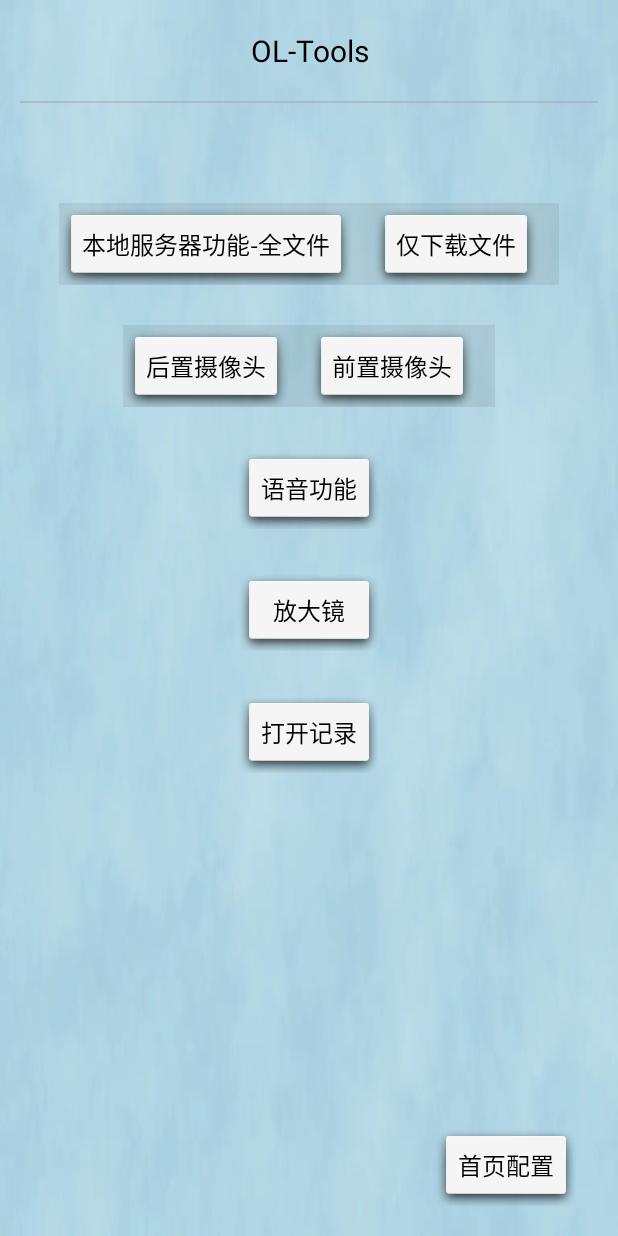
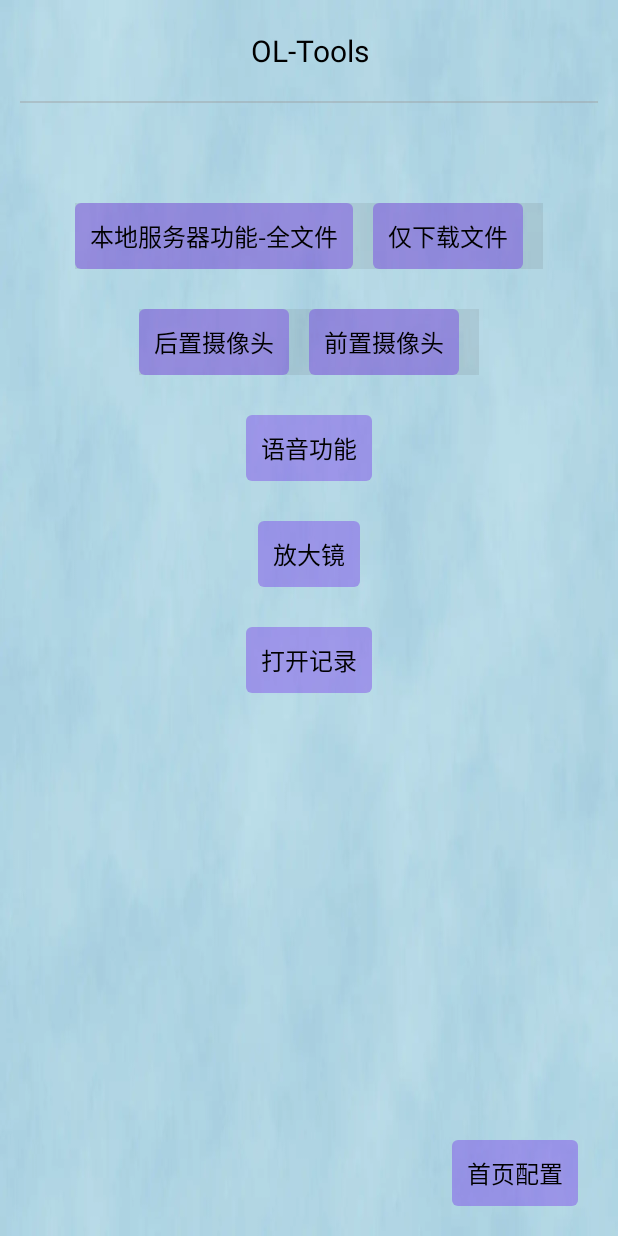
Before and after one commit to buttonXin/antiaddiction, an Android app: the screen it shows after launch (MainActivity), on a phone screen of 412 x 824 dp. Run offline under Robolectric (Android 15) with nearby library versions, the phone set to English and light mode, and no system bars.

Commit message:
1.5.1 :docs:按钮更换颜色与点击事件.记录增加多行显示与回车即通知.

```diff
--- a/toolsapp/build.gradle
+++ b/toolsapp/build.gradle
@@ -10,8 +10,8 @@ android {
         applicationId "com.xreal.evapro.toolsapp"
         minSdk 29
         targetSdk 33
-        versionCode 8
-        versionName "1.5"
+        versionCode 9
+        versionName "1.5.1"
         archivesBaseName = "toosapp-" + defaultConfig.versionName + '-' + defaultConfig.versionCode + '-' + (new Date().format("yyyy-MMdd-HHmm"))
         buildConfigField 'String', 'impl_info', "\"$defaultConfig.versionName-$defaultConfig.versionCode-${(new Date().format("yyyy-MMdd-HHmm"))}\""
         testInstrumentationRunner "androidx.test.runner.AndroidJUnitRunner"
--- a/toolsapp/src/main/java/com/xreal/evapro/toolsapp/MainActivity.java
+++ b/toolsapp/src/main/java/com/xreal/evapro/toolsapp/MainActivity.java
@@ -70,8 +70,8 @@ public class MainActivity extends BaseOLActivity {
         btn.setAllCaps(false);
         btn.setTextSize(TypedValue.COMPLEX_UNIT_SP, 16);
         btn.setAllCaps(false);
-        btn.setBackgroundResource(android.R.drawable.dialog_holo_light_frame);
-        int padding = DensityUtil.dip2px(15);
+        btn.setBackgroundResource(R.drawable.button_selector);
+        int padding = DensityUtil.dip2px(10);
         btn.setPadding(padding, padding, padding, padding);
         btn.setOnClickListener(v -> {
             new HomeConfigFg().openFragment(getFragmentManager()).setOnDestroyListener(this::showHide);
--- a/toolsapp/src/main/java/com/xreal/evapro/toolsapp/base/BaseOLActivity.java
+++ b/toolsapp/src/main/java/com/xreal/evapro/toolsapp/base/BaseOLActivity.java
@@ -145,8 +145,8 @@ public abstract class BaseOLActivity extends Activity {
         button.setText(name);
         button.setTextSize(TypedValue.COMPLEX_UNIT_SP, 16);
         button.setAllCaps(false);
-        button.setBackgroundResource(android.R.drawable.dialog_holo_light_frame);
-        int padding = DensityUtil.dip2px(15);
+        button.setBackgroundResource(R.drawable.button_selector);
+        int padding = DensityUtil.dip2px(10);
         button.setPadding(padding, padding, padding, padding);
         if (listener != null) {
             button.setOnClickListener(v -> {
@@ -166,8 +166,8 @@ public abstract class BaseOLActivity extends Activity {
         button.setText(name);
         button.setTextSize(TypedValue.COMPLEX_UNIT_SP, 16);
         button.setAllCaps(false);
-        button.setBackgroundResource(android.R.drawable.dialog_holo_light_frame);
-        int padding = DensityUtil.dip2px(15);
+        button.setBackgroundResource(R.drawable.button_selector);
+        int padding = DensityUtil.dip2px(10);
         button.setPadding(padding, padding, padding, padding);
         if (listener != null) {
             button.setOnClickListener(v -> {
--- a/toolsapp/src/main/java/com/xreal/evapro/toolsapp/service/NotificationService.java
+++ b/toolsapp/src/main/java/com/xreal/evapro/toolsapp/service/NotificationService.java
@@ -33,6 +33,12 @@ public class NotificationService extends Service {
     }
 
     @Override
+    public int onStartCommand(Intent intent, int flags, int startId) {
+        NotificationHelper.getInstance().changeContent(SPUtils.getInstance().getString(KEY_NOTE_CONTENT));
+        return super.onStartCommand(intent, flags, startId);
+    }
+
+    @Override
     public void onDestroy() {
         super.onDestroy();
         Log.e(TAG, "onDestroy: ");
--- /dev/null
+++ b/toolsapp/src/main/res/drawable/button_selector.xml
@@ -0,0 +1,20 @@
+<!-- res/drawable/button_selector.xml -->
+<selector xmlns:android="http://schemas.android.com/apk/res/android">
+    <!-- 按钮按下时的状态 -->
+    <item android:state_pressed="true">
+        <shape android:shape="rectangle">
+            <solid android:color="#6200EA" /> <!-- 按下时的颜色 -->
+            <corners android:radius="4dp" />
+            <padding android:bottom="10dp" android:left="10dp" android:right="10dp" android:top="10dp" />
+        </shape>
+    </item>
+
+    <!-- 默认状态 -->
+    <item>
+        <shape android:shape="rectangle">
+            <solid android:color="#4F6200EA" /> <!-- 默认颜色 -->
+            <corners android:radius="4dp" />
+            <padding android:bottom="10dp" android:left="10dp" android:right="10dp" android:top="10dp" />
+        </shape>
+    </item>
+</selector>
--- /dev/null
+++ b/toolsapp/src/main/res/drawable/edit_text_cursor.xml
@@ -0,0 +1,6 @@
+<?xml version="1.0" encoding="utf-8"?>
+<shape xmlns:android="http://schemas.android.com/apk/res/android"
+    android:shape="rectangle">
+    <size android:width="2dp" /> <!-- 光标宽度 -->
+    <solid android:color="#FF4081" /> <!-- 光标颜色 -->
+</shape>
```
Also changed, not shown: toolsapp/src/main/java/com/xreal/evapro/toolsapp/base/BaseOLFragment.java (+4 -4 lines), toolsapp/src/main/java/com/xreal/evapro/toolsapp/note/NoteAct.java (+37 -5 lines).
